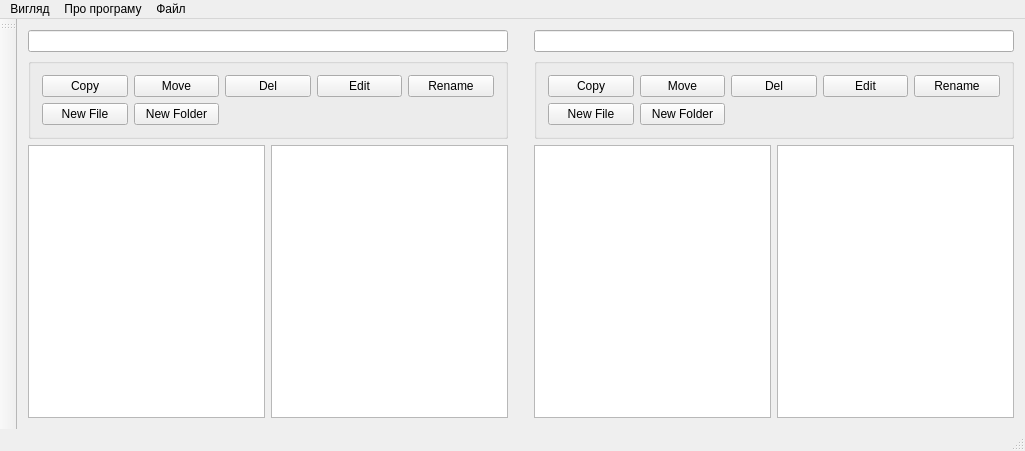
Above: manager.ui from anzue/file_manager before the change. Below: the same form after it.
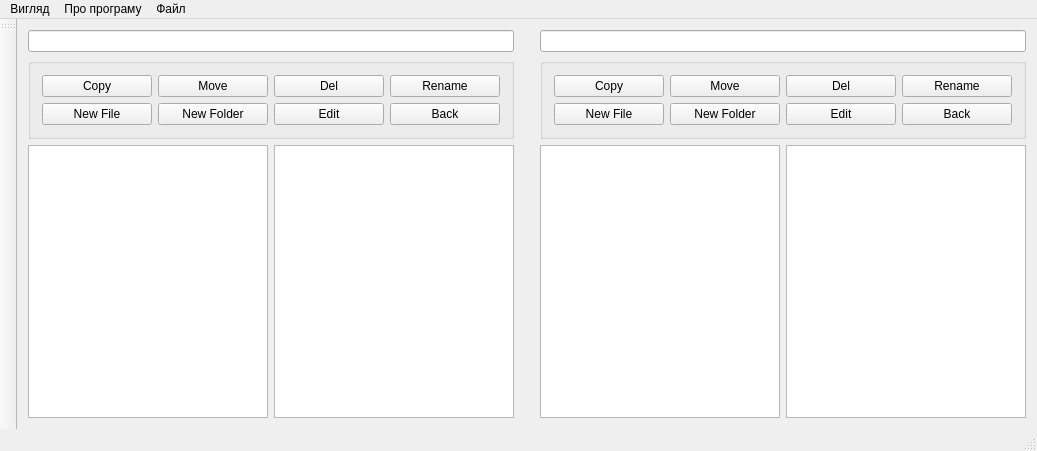
That is the form after the change.

```diff
--- a/manager.ui
+++ b/manager.ui
@@ -6,7 +6,7 @@
    <rect>
     <x>0</x>
     <y>0</y>
-    <width>1025</width>
+    <width>1037</width>
     <height>451</height>
    </rect>
   </property>
@@ -21,13 +21,6 @@
        <string/>
       </property>
       <layout class="QGridLayout" name="gridLayout_2">
-       <item row="0" column="4">
-        <widget class="QPushButton" name="renameLeft">
-         <property name="text">
-          <string>Rename</string>
-         </property>
-        </widget>
-       </item>
        <item row="0" column="0">
         <widget class="QPushButton" name="copyLeft">
          <property name="text">
@@ -49,13 +42,6 @@
          </property>
         </widget>
        </item>
-       <item row="0" column="3">
-        <widget class="QPushButton" name="editLeft">
-         <property name="text">
-          <string>Edit</string>
-         </property>
-        </widget>
-       </item>
        <item row="1" column="0">
         <widget class="QPushButton" name="newFileLeft">
          <property name="text">
@@ -70,6 +56,27 @@
          </property>
         </widget>
        </item>
+       <item row="0" column="4">
+        <widget class="QPushButton" name="renameLeft">
+         <property name="text">
+          <string>Rename</string>
+         </property>
+        </widget>
+       </item>
+       <item row="1" column="2">
+        <widget class="QPushButton" name="editLeft">
+         <property name="text">
+          <string>Edit</string>
+         </property>
+        </widget>
+       </item>
+       <item row="1" column="4">
+        <widget class="QPushButton" name="backLeft">
+         <property name="text">
+          <string>Back</string>
+         </property>
+        </widget>
+       </item>
       </layout>
      </widget>
     </item>
@@ -100,13 +107,6 @@
          </property>
         </widget>
        </item>
-       <item row="0" column="3">
-        <widget class="QPushButton" name="editRight">
-         <property name="text">
-          <string>Edit</string>
-         </property>
-        </widget>
-       </item>
        <item row="0" column="4">
         <widget class="QPushButton" name="renameRight">
          <property name="text">
@@ -115,19 +115,33 @@
         </widget>
        </item>
        <item row="1" column="0">
-        <widget class="QPushButton" name="newFileLeft_2">
+        <widget class="QPushButton" name="newFileRight">
          <property name="text">
           <string>New File</string>
          </property>
         </widget>
        </item>
        <item row="1" column="1">
-        <widget class="QPushButton" name="newFolderLeft_2">
+        <widget class="QPushButton" name="newFolderRight">
          <property name="text">
           <string>New Folder</string>
          </property>
         </widget>
        </item>
+       <item row="1" column="2">
+        <widget class="QPushButton" name="editRight">
+         <property name="text">
+          <string>Edit</string>
+         </property>
+        </widget>
+       </item>
+       <item row="1" column="4">
+        <widget class="QPushButton" name="backRight">
+         <property name="text">
+          <string>Back</string>
+         </property>
+        </widget>
+       </item>
       </layout>
      </widget>
     </item>
@@ -178,7 +192,7 @@
     <rect>
      <x>0</x>
      <y>0</y>
-     <width>1025</width>
+     <width>1037</width>
      <height>25</height>
     </rect>
    </property>
@@ -238,7 +252,7 @@
   </action>
   <action name="actionAbout_program">
    <property name="text">
-    <string>About program</string>
+    <string>Про програму F2</string>
    </property>
   </action>
   <action name="actionHide_left_tree">
@@ -263,17 +277,17 @@
   </action>
   <action name="actionHide_both">
    <property name="text">
-    <string>Сховати обидва</string>
+    <string>Сховати обидва  Ctrl-H</string>
    </property>
   </action>
   <action name="actionShow_both">
    <property name="text">
-    <string>Показати обидва</string>
+    <string>Показати обидва Ctrl-S</string>
    </property>
   </action>
   <action name="actionHelp">
    <property name="text">
-    <string>Help</string>
+    <string>Допомога F1</string>
    </property>
   </action>
   <action name="actionCopy">
```
